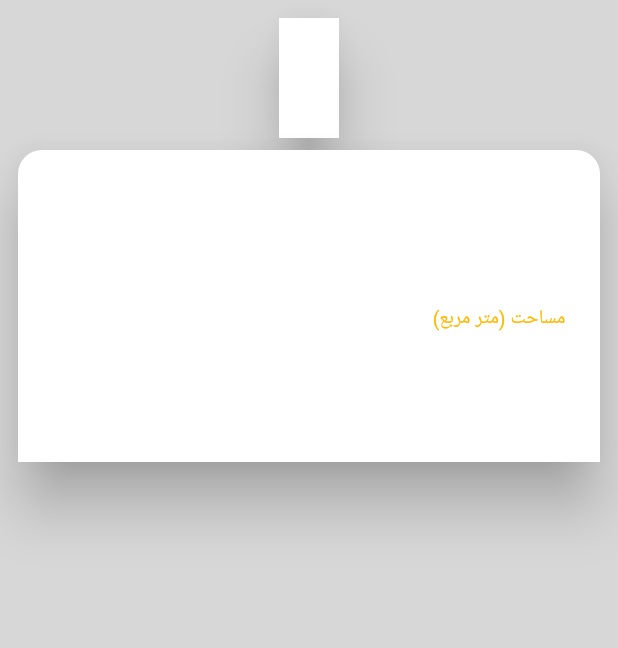
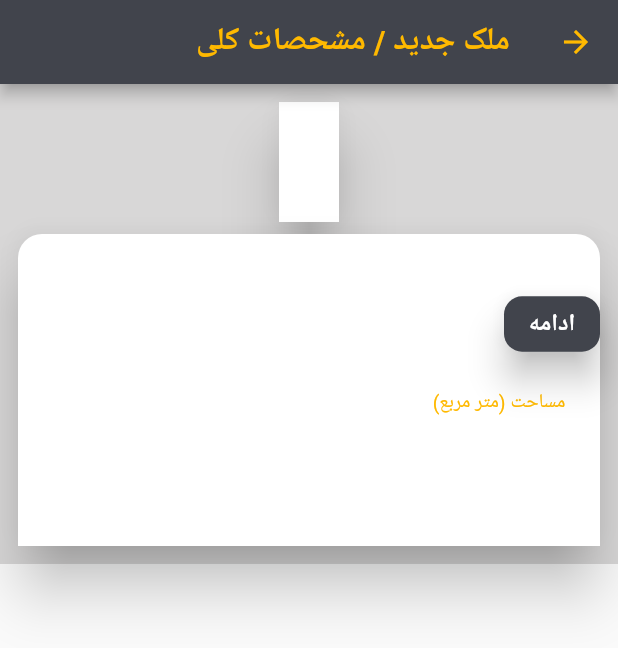
Before and after one commit to akaravi/ntk_flutter_estate, a Flutter app: the NewEstateScreen screen opened directly, on a phone screen of 412 x 824 dp. Shown: the top 648 px of the screen. Run offline on Flutter 3.47's test engine with Material 2 defaults, Android fonts, the phone set to English and light mode, and no system bars; our stand-ins replace carousel_slider, flutter_html, flutter_map, infinite_scroll_pagination, intro_slider, latlong2 and 1 more; missing offline and left inert: base, flutter_exit_app, flutter_font_awesome_web_names.

Commit message:
add newestate 2

```diff
--- a/lib/global_data.dart
+++ b/lib/global_data.dart
@@ -87,6 +87,24 @@ class GlobalString {
   static const String estateType = "نوع ملک";
   static const String areaAsMeter = "مساحت (متر مربع)";
   static const String estateTypeUsage = "نوع کاربری";
+  static const String newEstateProperties = "مشحصات کلی ";
+  static const String newEstateDetails="جزئیات و مشخصات";
+  static const String newEstateFeatures = "مشخصات آگهی";
+  static const String newEstateContracts = "شرایط معامله";
+  static const String newEstatePictures = "تصاویر ملک";
+  static const String newEstate = "ملک جدید";
+  static const String continueStr = "ادامه";
+  static const String back = "بازگشت";
+  static const String add = "ثب";
   static const String projects1 = "";
   static const String projects2 = "";
+
+
+
+
+
+
+
+
+
 }
--- a/lib/screen/add/new_estate_screen.dart
+++ b/lib/screen/add/new_estate_screen.dart
@@ -3,27 +3,129 @@ import 'package:flutter/material.dart';
 import 'package:ntk_flutter_estate/controller/new_estate_controller.dart';
 import 'package:ntk_flutter_estate/global_data.dart';
 import 'package:ntk_flutter_estate/screen/add/sub_new_estate_1.dart';
+import 'package:base/src/index.dart';
+
+import 'sub_new_estate_2.dart';
+import 'sub_new_estate_3.dart';
+import 'sub_new_estate_4.dart';
+import 'sub_new_estate_5.dart';
 
 class NewEstateScreen extends StatefulWidget {
+  NewEstateController controller = NewEstateController();
+
   @override
   State<NewEstateScreen> createState() => NewEstateState();
 }
 
 class NewEstateState extends State<NewEstateScreen> {
+  int index = 1;
+
   @override
   Widget build(BuildContext context) {
     return Scaffold(
-      body: SingleChildScrollView(
-        scrollDirection: Axis.vertical,
-        child: Container(
-          height: 1000,width: double.infinity,
-          color: GlobalColor.colorSemiBackground,
-          padding: EdgeInsets.all(8),
-          child: SubNewEstate1(
-            controller: NewEstateController(),
-          ),
+      appBar: AppBar(
+        title: Text(
+          getTitle(),
+          style: const TextStyle(color: GlobalColor.colorAccent),
+        ),
+        leading: IconButton(
+          icon: const Icon(Icons.arrow_back, color: GlobalColor.colorAccent),
+          onPressed: () => BaseController().close(context),
         ),
       ),
+      body: Stack(children: [
+        SingleChildScrollView(
+          scrollDirection: Axis.vertical,
+          child: Container(
+
+              width: double.infinity,
+              color: GlobalColor.colorSemiBackground,
+              padding: EdgeInsets.all(8),
+              child: currentSub()),
+        ),
+        Positioned.fill(
+            bottom: 0,left: 12,right: 12,
+            child: Row(children: [nextButton(), Spacer(), prevButton()]))
+      ]),
     );
   }
+
+  String getTitle() {
+    String s = "";
+    switch (index) {
+      case 1:
+        s = GlobalString.newEstateProperties;
+        break;
+      case 2:
+        s = GlobalString.newEstateDetails;
+        break;
+      case 3:
+        s = GlobalString.newEstateFeatures;
+        break;
+      case 4:
+        s = GlobalString.newEstateContracts;
+        break;
+      case 5:
+        s = GlobalString.newEstatePictures;
+        break;
+    }
+
+    return "${GlobalString.newEstate} / $s";
+  }
+
+  currentSub() {
+    switch (index) {
+      case 1:
+        return SubNewEstate1(controller: widget.controller);
+      case 2:
+        return SubNewEstate2(controller: widget.controller);
+      case 3:
+        return SubNewEstate3(controller: widget.controller);
+      case 4:
+        return SubNewEstate4(controller: widget.controller);
+      case 5:
+        return SubNewEstate5(controller: widget.controller);
+    }
+    return Container();
+  }
+
+  nextButton() {
+    return TextButton(
+      style: TextButton.styleFrom(
+          shape:
+              RoundedRectangleBorder(borderRadius: BorderRadius.circular(12.0)),
+          elevation: 10,
+          backgroundColor: GlobalColor.colorPrimary),
+      onPressed: () {
+        if (widget.controller.isValidForNext()) {
+          index++;
+          setState(() {});
+        }
+      },
+      child: Text(index != 5 ? GlobalString.continueStr : GlobalString.add,
+          style:
+              const TextStyle(color: GlobalColor.colorTextOnPrimary, fontSize: 16)),
+    );
+  }
+
+  prevButton() {
+    if (index > 1) {
+      return OutlinedButton(
+          style: OutlinedButton.styleFrom(
+            side: const BorderSide(width: 1.0, color: GlobalColor.colorPrimary),
+          ),
+          child: const Text(
+            GlobalString.back,
+            style: TextStyle(color: GlobalColor.colorPrimary),
+          ),
+          onPressed: () {
+            if (widget.controller.isValidForPrev()) {
+              index--;
+              setState(() {});
+            }
+          });
+    } else {
+      return Container();
+    }
+  }
 }
```
Also changed, not shown: lib/controller/new_estate_controller.dart (+24 -1 lines), lib/screen/add/sub_new_estate_2.dart (added, +37 -0 lines), lib/screen/add/sub_new_estate_3.dart (added, +21 -0 lines), lib/screen/add/sub_new_estate_4.dart (renamed from lib/screen/add/sun_new_estate_2.dart, +4 -4 lines), lib/screen/add/sub_new_estate_5.dart (added, +21 -0 lines).
